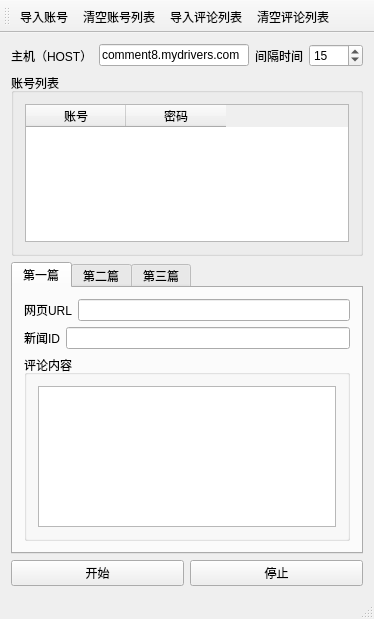
Above: auto_dirvers_fatie/auto_dirvers_fatie.ui from blacksjt/autobots before the change. Below: the same form after it.
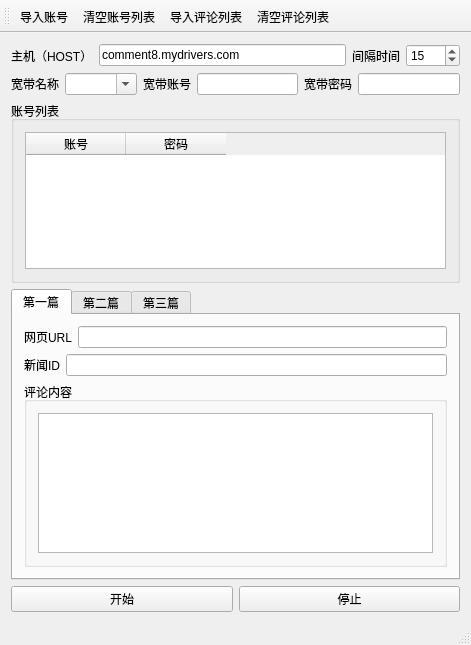
That is the form after the change.

Diff of the .ui file:
```diff
--- a/auto_dirvers_fatie/auto_dirvers_fatie.ui
+++ b/auto_dirvers_fatie/auto_dirvers_fatie.ui
@@ -6,8 +6,8 @@
    <rect>
     <x>0</x>
     <y>0</y>
-    <width>374</width>
-    <height>619</height>
+    <width>471</width>
+    <height>645</height>
    </rect>
   </property>
   <property name="windowTitle">
@@ -68,6 +68,70 @@
      </layout>
     </item>
     <item row="1" column="0">
+     <layout class="QHBoxLayout" name="horizontalLayout_17">
+      <item>
+       <layout class="QHBoxLayout" name="horizontalLayout_15">
+        <item>
+         <widget class="QLabel" name="label_11">
+          <property name="text">
+           <string>宽带名称</string>
+          </property>
+         </widget>
+        </item>
+        <item>
+         <widget class="QComboBox" name="comboBox_adsl">
+          <property name="sizePolicy">
+           <sizepolicy hsizetype="Expanding" vsizetype="Fixed">
+            <horstretch>0</horstretch>
+            <verstretch>0</verstretch>
+           </sizepolicy>
+          </property>
+          <property name="editable">
+           <bool>true</bool>
+          </property>
+         </widget>
+        </item>
+       </layout>
+      </item>
+      <item>
+       <layout class="QHBoxLayout" name="horizontalLayout_16">
+        <item>
+         <widget class="QLabel" name="label_12">
+          <property name="text">
+           <string>宽带账号</string>
+          </property>
+         </widget>
+        </item>
+        <item>
+         <widget class="QLineEdit" name="lineEdit_account">
+          <property name="text">
+           <string extracomment="输入拨号账号"/>
+          </property>
+         </widget>
+        </item>
+       </layout>
+      </item>
+      <item>
+       <layout class="QHBoxLayout" name="horizontalLayout_18">
+        <item>
+         <widget class="QLabel" name="label_13">
+          <property name="text">
+           <string>宽带密码</string>
+          </property>
+         </widget>
+        </item>
+        <item>
+         <widget class="QLineEdit" name="lineEdit_password">
+          <property name="text">
+           <string/>
+          </property>
+         </widget>
+        </item>
+       </layout>
+      </item>
+     </layout>
+    </item>
+    <item row="2" column="0">
      <widget class="QGroupBox" name="groupBox_2">
       <property name="sizePolicy">
        <sizepolicy hsizetype="Preferred" vsizetype="Preferred">
@@ -96,7 +160,7 @@
       </layout>
      </widget>
     </item>
-    <item row="2" column="0">
+    <item row="3" column="0">
      <widget class="QTabWidget" name="tabWidget_comments">
       <property name="currentIndex">
        <number>0</number>
@@ -324,7 +388,7 @@
       </widget>
      </widget>
     </item>
-    <item row="3" column="0">
+    <item row="4" column="0">
      <layout class="QHBoxLayout" name="horizontalLayout_4">
       <item>
        <widget class="QPushButton" name="pushButton_start">
```
Left out of the diff: 4 changed lines with no effect on the pictures.
